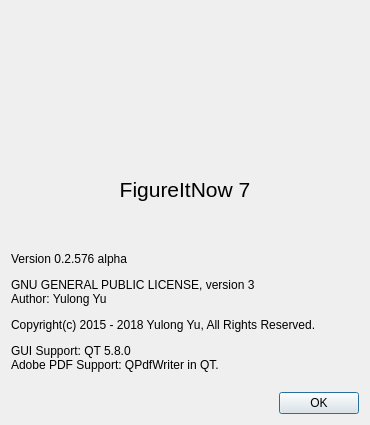
Above: FigureItNow7/finUiAboutDlg.ui from yuylong/FigureItNow before the change. Below: the same form after it.
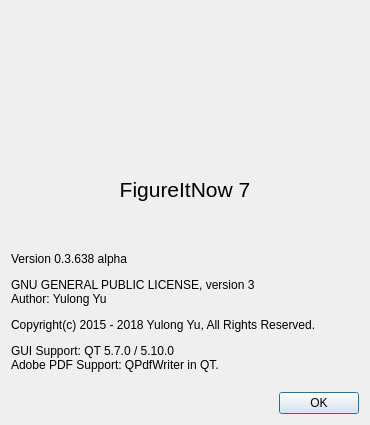
That is the form after the change. Icons and pictures are not drawn.

Commit message: Install some system variable.

Diff of the .ui file:
```diff
--- a/FigureItNow7/finUiAboutDlg.ui
+++ b/FigureItNow7/finUiAboutDlg.ui
@@ -52,7 +52,7 @@
    <item>
     <widget class="QLabel" name="lblCopyrights">
      <property name="text">
-      <string>&lt;html&gt;&lt;head/&gt;&lt;body&gt;&lt;p&gt;Version 0.2.576 alpha&lt;/p&gt;&lt;p&gt;&lt;span style=&quot; color:#000000;&quot;&gt;GNU GENERAL PUBLIC LICENSE, version 3&lt;/span&gt;&lt;br/&gt;Author: Yulong Yu&lt;/p&gt;&lt;p&gt;Copyright(c) 2015 - 2018 Yulong Yu, All Rights Reserved.&lt;/p&gt;&lt;p&gt;GUI Support: QT 5.8.0&lt;br/&gt;Adobe PDF Support: QPdfWriter in QT.&lt;br/&gt;&lt;/p&gt;&lt;/body&gt;&lt;/html&gt;</string>
+      <string>&lt;html&gt;&lt;head/&gt;&lt;body&gt;&lt;p&gt;Version 0.3.638 alpha&lt;/p&gt;&lt;p&gt;&lt;span style=&quot; color:#000000;&quot;&gt;GNU GENERAL PUBLIC LICENSE, version 3&lt;/span&gt;&lt;br/&gt;Author: Yulong Yu&lt;/p&gt;&lt;p&gt;Copyright(c) 2015 - 2018 Yulong Yu, All Rights Reserved.&lt;/p&gt;&lt;p&gt;GUI Support: QT 5.7.0 / 5.10.0&lt;br/&gt;Adobe PDF Support: QPdfWriter in QT.&lt;br/&gt;&lt;/p&gt;&lt;/body&gt;&lt;/html&gt;</string>
      </property>
      <property name="margin">
       <number>8</number>
```
The commit also changes 1 other file.
